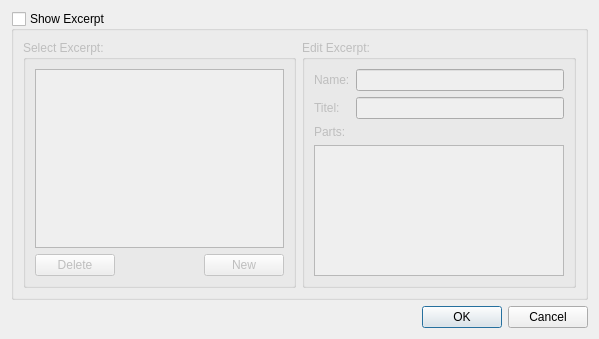
musescore/musescore-old, file mscore/mscore/excerptsdialog.ui: the form before one commit.
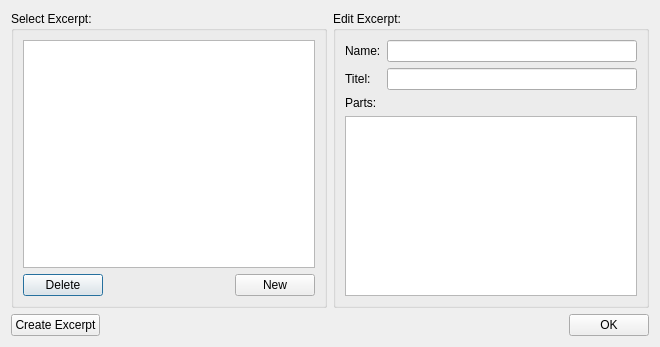
The form after the commit.

What changed in the file:
```diff
--- a/mscore/mscore/excerptsdialog.ui
+++ b/mscore/mscore/excerptsdialog.ui
@@ -5,30 +5,15 @@
    <rect>
     <x>0</x>
     <y>0</y>
-    <width>599</width>
-    <height>339</height>
+    <width>660</width>
+    <height>347</height>
    </rect>
   </property>
   <property name="windowTitle" >
    <string>MuseScore: Excerpts</string>
   </property>
-  <layout class="QVBoxLayout" >
-   <item>
-    <widget class="QGroupBox" name="showExcerpt" >
-     <property name="title" >
-      <string>Show Excerpt</string>
-     </property>
-     <property name="flat" >
-      <bool>true</bool>
-     </property>
-     <property name="checkable" >
-      <bool>true</bool>
-     </property>
-     <property name="checked" >
-      <bool>false</bool>
-     </property>
-     <layout class="QHBoxLayout" >
-      <item>
+  <layout class="QGridLayout" >
+   <item row="0" column="0" >
        <widget class="QGroupBox" name="groupBox_3" >
         <property name="title" >
          <string>Select Excerpt:</string>
@@ -78,7 +63,7 @@
         </layout>
        </widget>
       </item>
-      <item>
+   <item row="0" column="1" >
        <widget class="QGroupBox" name="groupBox_2" >
         <property name="title" >
          <string>Edit Excerpt:</string>
@@ -120,18 +105,36 @@
         </layout>
        </widget>
       </item>
-     </layout>
+   <item row="1" column="0" colspan="2" >
+    <layout class="QHBoxLayout" >
+     <item>
+      <widget class="QPushButton" name="createExcerpt" >
+       <property name="text" >
+        <string>Create Excerpt</string>
+       </property>
     </widget>
    </item>
    <item>
-    <widget class="QDialogButtonBox" name="buttonBox" >
+      <spacer>
      <property name="orientation" >
       <enum>Qt::Horizontal</enum>
      </property>
-     <property name="standardButtons" >
-      <set>QDialogButtonBox::Cancel|QDialogButtonBox::NoButton|QDialogButtonBox::Ok</set>
-     </property>
-    </widget>
+       <property name="sizeHint" >
+        <size>
+         <width>40</width>
+         <height>20</height>
+        </size>
+       </property>
+      </spacer>
+     </item>
+     <item>
+      <widget class="QPushButton" name="pushButton" >
+       <property name="text" >
+        <string>OK</string>
+       </property>
+      </widget>
+     </item>
+    </layout>
    </item>
   </layout>
  </widget>
```
Left out of the diff: 28 changed lines with no effect on the pictures. Lines whose indentation alone changed are shown as unchanged.
